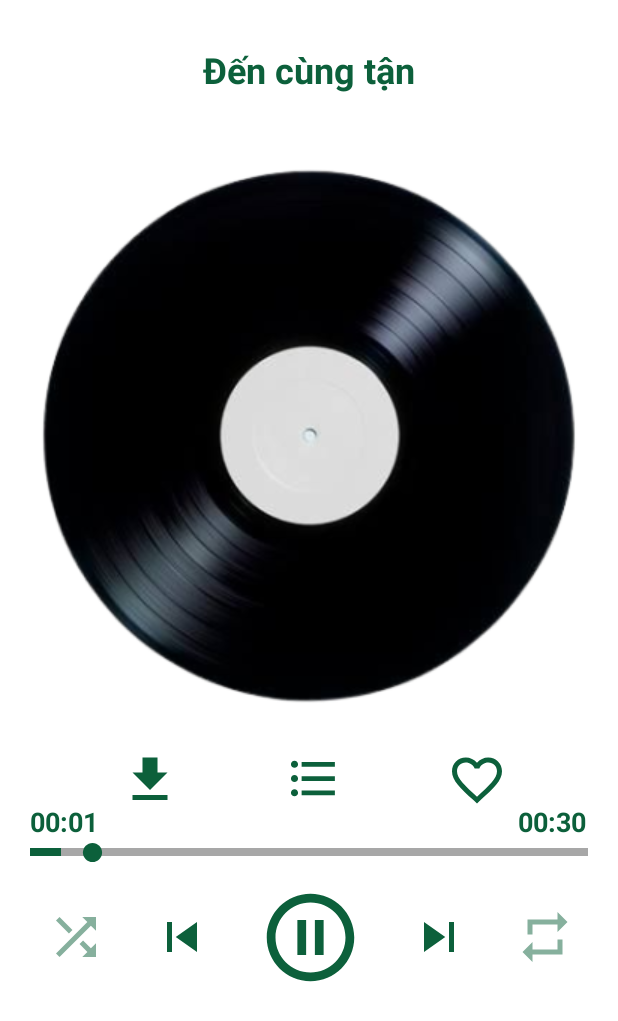
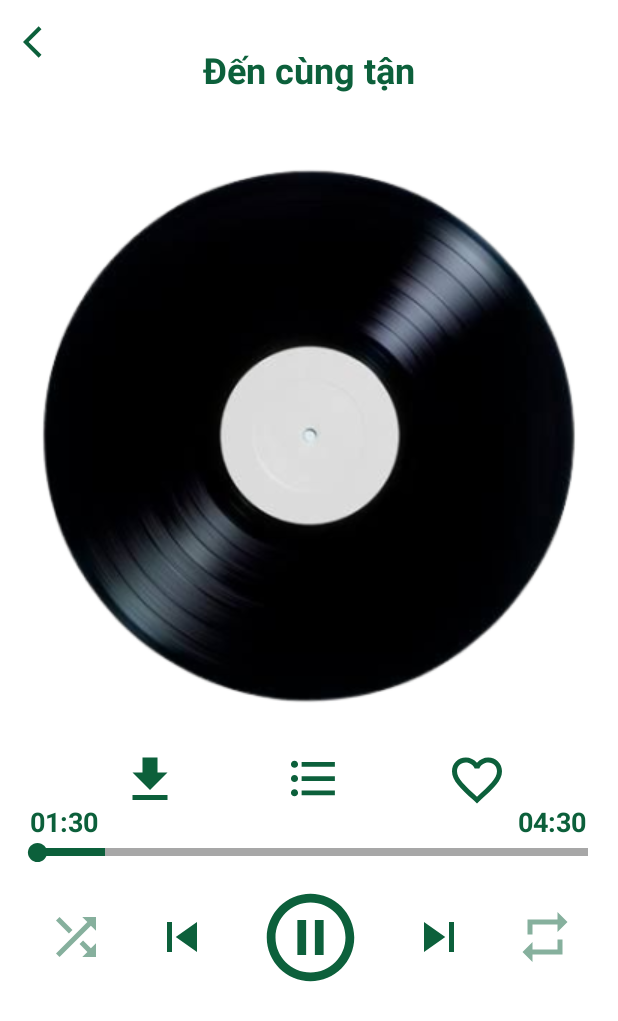
Before and after one commit to Hailong27/AppMusic, an Android app: the MainActivity screen opened directly, with no data from a screen before it, on a phone screen of 412 x 824 dp. Shown: the top 1021 px of the screen. Run offline under Robolectric (Android 15) with nearby library versions, the phone set to English and light mode, and no system bars.

Commit message:
cố lên Hiếu

```diff
--- a/app/src/main/java/com/example/appnghenhac/Frame4.java
+++ b/app/src/main/java/com/example/appnghenhac/Frame4.java
@@ -26,7 +26,7 @@ public class Frame4 extends AppCompatActivity {
     private Retrofit retrofit;
     private ListView listMusic;
     private MusicF4Adapter musicF4Adapter;
-    private static final String BASE_URL = "http://192.168.56.1:8082/api/";
+    private static final String BASE_URL = "http://192.168.127.1:8082/api/";
     private LinearLayout btnHome;
     private  LinearLayout btnListOption;
     private  LinearLayout btnUserInfo;
--- a/app/src/main/java/com/example/appnghenhac/MainActivity.java
+++ b/app/src/main/java/com/example/appnghenhac/MainActivity.java
@@ -41,21 +41,39 @@ import retrofit2.converter.gson.GsonConverterFactory;
 public class MainActivity extends AppCompatActivity{
 
     private Retrofit retrofit;
-    private static final String BASE_URL = "http://192.168.56.1:8082/api/";
-    ImageView disk_img, choi_nhac, shuffle, repeat, tym, dot_change, previous, next;
-    TextView timeMusic, timeCurrent;
+    private static final String BASE_URL = "http://192.168.127.1:8082/api/";
+    ImageView btn_back, disk_img, choi_nhac, shuffle, repeat, tym, dot_change, previous, next;
+    TextView timeMusic, timeCurrent, txtNameMusic;
     View line_music;
     private int lastX;
     private Music music;
     private boolean isRepeat = false;
     private Animation animation;
-    private  String urlMusic = "http://192.168.56.1:8082/music/";
+    private  String urlMusic = "http://192.168.127.1:8082/music/";
 
     @SuppressLint("MissingInflatedId")
     @Override
     protected void onCreate(Bundle savedInstanceState)  {
         super.onCreate(savedInstanceState);
         setContentView(R.layout.activity_main);
+
+        disk_img = (ImageView)findViewById(R.id.disk_img);
+        choi_nhac = (ImageView)findViewById(R.id.choi_nhac);
+        shuffle = (ImageView)findViewById(R.id.shuffle);
+        dot_change = (ImageView)findViewById(R.id.dot_change);
+        repeat = (ImageView)findViewById(R.id.repeat);
+        tym = (ImageView)findViewById(R.id.tym);
+        previous = (ImageView)findViewById(R.id.previous);
+        next = (ImageView)findViewById(R.id.next);
+        timeMusic = (TextView)findViewById(R.id.timeMusic) ;
+        timeCurrent = (TextView)findViewById(R.id.timeCurrent);
+        line_music = (View)findViewById(R.id.line_music);
+        txtNameMusic = (TextView)findViewById(R.id.txtNameMusic);
+        btn_back = (ImageView)findViewById(R.id.btn_back);
+
+        animation = AnimationUtils.loadAnimation(getApplicationContext(), R.anim.rotate);
+        disk_img.startAnimation(animation);
+
         Intent i = getIntent();
         int idMusic = i.getIntExtra("idSong",0);
 
@@ -68,49 +86,24 @@ public class MainActivity extends AppCompatActivity{
 
         Call<Music> call = apiService.getMusicById(idMusic);
         call.enqueue(new Callback<Music>() {
-
-
             @Override
             public void onResponse(Call<Music> call, Response<Music> response) {
                 if(response.isSuccessful()){
                     music = response.body();
-                    System.out.println(urlMusic+music.fileMusic);
+                    txtNameMusic.setText(music.nameMusic);
+                    String path = "http://192.168.127.1:8082/music/"+music.fileMusic;
+                    MediaPlayer mediaPlayer = new MediaPlayer();
+                    try {
+                        mediaPlayer.setDataSource(path);
+                    } catch (IOException e) {
+                        throw new RuntimeException(e);
                     }
-                else {
-                    System.out.println("Loi");
+                    try {
+                        mediaPlayer.prepare();
+
+                    } catch (IOException e) {
+                        throw new RuntimeException(e);
                     }
-            }
-
-            @Override
-            public void onFailure(Call<Music> call, Throwable t) {
-
-            }
-        });
-
-
-        disk_img = (ImageView)findViewById(R.id.disk_img);
-        choi_nhac = (ImageView)findViewById(R.id.choi_nhac);
-        shuffle = (ImageView)findViewById(R.id.shuffle);
-        dot_change = (ImageView)findViewById(R.id.dot_change);
-        repeat = (ImageView)findViewById(R.id.repeat);
-        tym = (ImageView)findViewById(R.id.tym);
-        previous = (ImageView)findViewById(R.id.previous);
-        next = (ImageView)findViewById(R.id.next);
-        timeMusic = (TextView)findViewById(R.id.timeMusic) ;
-        timeCurrent = (TextView)findViewById(R.id.timeCurrent);
-        line_music = (View)findViewById(R.id.line_music);
-
-        animation = AnimationUtils.loadAnimation(getApplicationContext(), R.anim.rotate);
-        disk_img.startAnimation(animation);
-
-//        MediaPlayer mediaPlayer = new MediaPlayer();
-//        try {
-//            mediaPlayer.setDataSource(urlMusic+music.fileMusic);
-//        } catch (IOException e) {
-//            throw new RuntimeException(e);
-//        }
-//        System.out.println(music.getNameMusic());
-        MediaPlayer mediaPlayer = MediaPlayer.create(this,R.raw.haanhtuan);
                     mediaPlayer.start();
                     mediaPlayer.setLooping(isRepeat);
                     mediaPlayer.setOnCompletionListener(new MediaPlayer.OnCompletionListener() {
@@ -243,15 +236,6 @@ public class MainActivity extends AppCompatActivity{
                             }
                         }
                     });
-
-//        new Handler().postDelayed(new Runnable() {
-//            @Override
-//            public void run() {
-//                Intent intent = new Intent(MainActivity.this, Login.class);
-//                startActivity(intent);
-//                finish();
-//            }
-//        }, 3000);
                     dot_change.setOnTouchListener(new View.OnTouchListener() {
                         @Override
                         public boolean onTouch(View v, MotionEvent event) {
@@ -278,12 +262,26 @@ public class MainActivity extends AppCompatActivity{
                             return true;
                         }
                     });
+
+                    btn_back.setOnClickListener(new View.OnClickListener() {
+                        @Override
+                        public void onClick(View view) {
+                            mHandler.removeCallbacksAndMessages(null);
+//                            mHandler.getLooper().quit();
+                            mediaPlayer.release();
+                            Intent i = new Intent(MainActivity.this, Frame4.class);
+                            startActivity(i);
                         }
-//    @Override
-//    protected void onNewIntent(Intent intent) {
-//        super.onNewIntent(intent);
-//
-//        // kiểm tra intent mới và xử lý tương ứng
-//    }
+                    });
+                }
+                else {
+                    System.out.println("Loi");
+                }
+            }
+            @Override
+            public void onFailure(Call<Music> call, Throwable t) {
 
             }
+        });
+    }
+}
--- /dev/null
+++ b/app/src/main/res/drawable/baseline_arrow_back_back_ios_24.xml
@@ -0,0 +1,5 @@
+<vector android:autoMirrored="true" android:height="25dp"
+    android:tint="#0C603B" android:viewportHeight="24"
+    android:viewportWidth="24" android:width="25dp" xmlns:android="http://schemas.android.com/apk/res/android">
+    <path android:fillColor="@android:color/white" android:pathData="M11.67,3.87L9.9,2.1 0,12l9.9,9.9 1.77,-1.77L3.54,12z"/>
+</vector>
--- a/app/src/main/res/layout/activity_main.xml
+++ b/app/src/main/res/layout/activity_main.xml
@@ -14,15 +14,17 @@
             android:layout_height="wrap_content"
             android:padding="15dp">
             <ImageView
+                android:id="@+id/btn_back"
                 android:layout_width="wrap_content"
                 android:layout_height="wrap_content"
-                android:src="@drawable/baseline_arrow_back_ios_24"/>
+                android:src="@drawable/baseline_arrow_back_back_ios_24"/>
         </LinearLayout>
         <LinearLayout
             android:layout_width="match_parent"
             android:layout_height="wrap_content"
             >
             <TextView
+                android:id="@+id/txtNameMusic"
                 android:layout_width="match_parent"
                 android:layout_height="wrap_content"
                 android:text="Đến cùng tận"
```
Also changed, not shown: app/src/main/AndroidManifest.xml (+15 -24 lines), app/src/main/java/com/example/appnghenhac/MainActivity2.java (added, +75 -0 lines), app/src/main/res/layout/activity_main2.xml (added, +9 -0 lines). Lines whose indentation alone changed are shown as unchanged.
